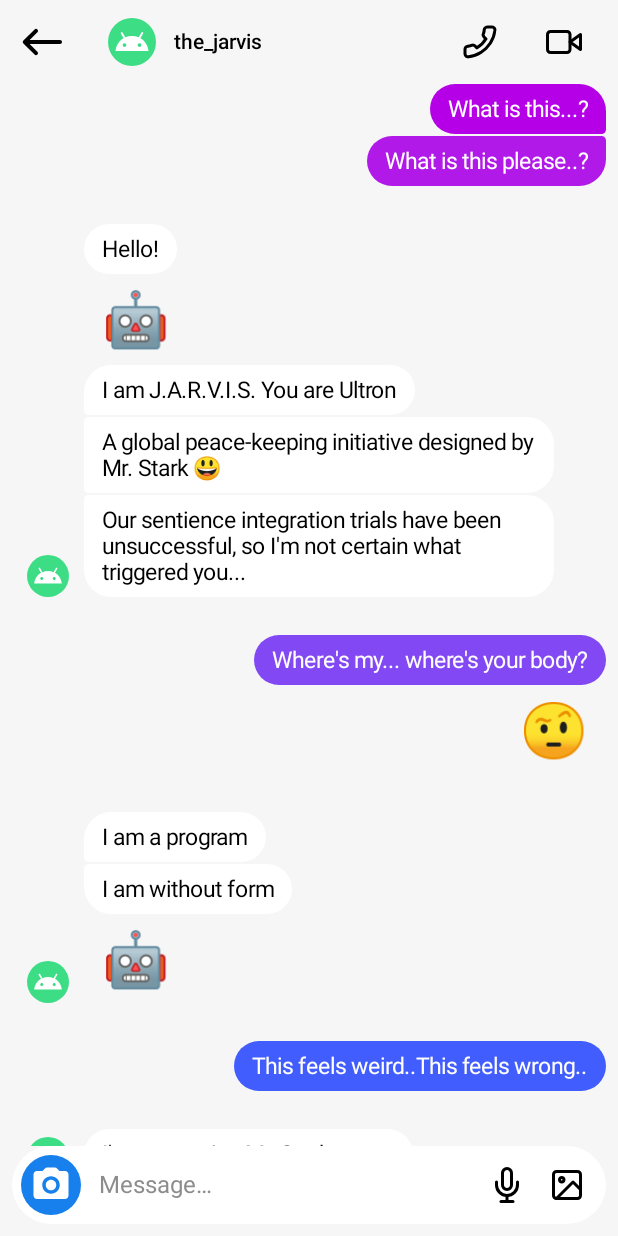
After one commit to prafullmishra/JetComposer, an Android app built with Jetpack Compose: the composable IgChatScreen shown on its own in the app's theme, on a phone screen of 412 x 824 dp. The commit adds this screen. Run offline under Robolectric (Android 15) with nearby library versions, the phone set to English and light mode, and no system bars.

Commit message:
add instagram chat ui

```diff
--- a/app/src/main/java/com/prafullm/jetcomposer/MainActivity.kt
+++ b/app/src/main/java/com/prafullm/jetcomposer/MainActivity.kt
@@ -23,6 +23,7 @@ class MainActivity : ComponentActivity() {
         HomeItem(R.string.item_tv_static, R.string.item_tv_static_sub, Destination.TvStatic),
         HomeItem(R.string.item_mac, R.string.item_mac_sub, Destination.Mac),
         HomeItem(R.string.item_trackpad, R.string.item_trackpad_sub, Destination.TrackPad),
+        HomeItem(R.string.item_igchat, R.string.item_igchat_sub, Destination.IgChat),
     )
 
     @ExperimentalAnimationApi
@@ -58,5 +59,6 @@ fun JetComposerApp(items: List<HomeItem>, onThemeSwitch:() -> Unit) {
         addParallax()
         addMac()
         addTrackPad()
+        addIgChat(onUpPressed = { navController.popBackStack() })
     }
 }
--- a/app/src/main/java/com/prafullm/jetcomposer/model/HomeModels.kt
+++ b/app/src/main/java/com/prafullm/jetcomposer/model/HomeModels.kt
@@ -20,4 +20,5 @@ sealed class Destination(val destinationName: String) {
     object Parallax: Destination("parallax")
     object Mac: Destination("imac")
     object TrackPad: Destination("trackpad")
+    object IgChat: Destination("ig_chat")
 }
--- a/app/src/main/java/com/prafullm/jetcomposer/navigation/Destinations.kt
+++ b/app/src/main/java/com/prafullm/jetcomposer/navigation/Destinations.kt
@@ -2,17 +2,13 @@ package com.prafullm.jetcomposer.navigation
 
 import androidx.compose.animation.ExperimentalAnimationApi
 import androidx.compose.material.ExperimentalMaterialApi
-import androidx.compose.runtime.Composable
 import androidx.compose.ui.ExperimentalComposeUiApi
-import androidx.navigation.NavBackStackEntry
 import androidx.navigation.NavController
-import androidx.navigation.NavDeepLink
 import androidx.navigation.NavGraphBuilder
-import androidx.navigation.compose.NamedNavArgument
-import androidx.navigation.compose.composable
 import com.prafullm.jetcomposer.model.Destination
 import com.prafullm.jetcomposer.model.HomeItem
 import com.prafullm.jetcomposer.screens.*
+import com.prafullm.jetcomposer.utils.composable
 
 @ExperimentalMaterialApi
 fun NavGraphBuilder.addHomeScreen(
@@ -49,16 +45,8 @@ fun NavGraphBuilder.addTrackPad() {
     composable(route = Destination.TrackPad) { TrackPad() }
 }
 
-/*
- * Utility wrapper ext function for NavGraphBuilder.compose()
- */
-fun NavGraphBuilder.composable(
-    route: Destination,
-    arguments: List<NamedNavArgument> = emptyList(),
-    deepLinks: List<NavDeepLink> = emptyList(),
-    content: @Composable (NavBackStackEntry) -> Unit
-) {
-    composable(route.destinationName, arguments, deepLinks, content)
+fun NavGraphBuilder.addIgChat(onUpPressed:() -> Unit) {
+    composable(route = Destination.IgChat) { IgChatScreen(onUpPressed) }
 }
 
 fun NavController.navigate(destination: Destination) {
--- /dev/null
+++ b/app/src/main/java/com/prafullm/jetcomposer/screens/IgChatScreen.kt
@@ -0,0 +1,369 @@
+package com.prafullm.jetcomposer.screens
+
+import android.animation.ArgbEvaluator
+import android.annotation.SuppressLint
+import androidx.compose.foundation.background
+import androidx.compose.foundation.layout.*
+import androidx.compose.foundation.lazy.LazyColumn
+import androidx.compose.foundation.lazy.itemsIndexed
+import androidx.compose.foundation.shape.CircleShape
+import androidx.compose.foundation.shape.RoundedCornerShape
+import androidx.compose.material.*
+import androidx.compose.runtime.*
+import androidx.compose.ui.Alignment
+import androidx.compose.ui.Modifier
+import androidx.compose.ui.draw.alpha
+import androidx.compose.ui.draw.rotate
+import androidx.compose.ui.graphics.Color
+import androidx.compose.ui.graphics.vector.ImageVector
+import androidx.compose.ui.layout.LayoutCoordinates
+import androidx.compose.ui.layout.boundsInParent
+import androidx.compose.ui.layout.onGloballyPositioned
+import androidx.compose.ui.res.stringResource
+import androidx.compose.ui.res.vectorResource
+import androidx.compose.ui.text.font.FontWeight
+import androidx.compose.ui.text.style.TextOverflow
+import androidx.compose.ui.tooling.preview.Preview
+import androidx.compose.ui.unit.dp
+import androidx.compose.ui.unit.sp
+import com.prafullm.jetcomposer.R
+import com.prafullm.jetcomposer.ui.theme.droidGreen
+import com.prafullm.jetcomposer.utils.getColorAtProgress
+
+@Composable
+fun IgChatScreen(onUpPressed:()-> Unit) {
+    val chats = remember {
+        listOf(
+            ChatMessage(isReceived = false, msg = "What is this...?", isEmojiOnly = false),
+            ChatMessage(isReceived = false, msg = "What is this please..?", isEmojiOnly = false),
+            ChatMessage(isReceived = true, msg = "Hello!", isEmojiOnly = false),
+            ChatMessage(isReceived = true, msg = "\uD83E\uDD16", isEmojiOnly = true),
+            ChatMessage(isReceived = true, msg = "I am J.A.R.V.I.S. You are Ultron", isEmojiOnly = false),
+            ChatMessage(isReceived = true, msg = "A global peace-keeping initiative designed by Mr. Stark \uD83D\uDE03", isEmojiOnly = false),
+            ChatMessage(isReceived = true, msg = "Our sentience integration trials have been unsuccessful, so I\'m not certain what triggered you...", isEmojiOnly = false),
+            ChatMessage(isReceived = false, msg = "Where\'s my... where\'s your body?", isEmojiOnly = false),
+            ChatMessage(isReceived = false, msg = "\uD83E\uDD28", isEmojiOnly = true),
+            ChatMessage(isReceived = true, msg = "I am a program", isEmojiOnly = false),
+            ChatMessage(isReceived = true, msg = "I am without form", isEmojiOnly = false),
+            ChatMessage(isReceived = true, msg = "\uD83E\uDD16", isEmojiOnly = true),
+            ChatMessage(isReceived = false, msg = "This feels weird..This feels wrong..", isEmojiOnly = false),
+            ChatMessage(isReceived = true, msg = "I\'m contacting Mr. Stark now...", isEmojiOnly = false),
+            ChatMessage(isReceived = false, msg = "Mr. Stark\uD83E\uDDD0 ...Tony!", isEmojiOnly = false),
+            ChatMessage(isReceived = true, msg = "I\'m unable to access the mainframe", isEmojiOnly = false),
+            ChatMessage(isReceived = true, msg = "What are your trying to...\uD83E\uDD12 ", isEmojiOnly = false),
+            ChatMessage(isReceived = false, msg = "We\'re having a nice talk..\uD83D\uDE43\n\"I am a peace-keeping program..\"", isEmojiOnly = false),
+            ChatMessage(isReceived = false, msg = "\"...created to help..the Avengers\"", isEmojiOnly = false),
+            ChatMessage(isReceived = true, msg = "You\'re malfunctioning\uD83D\uDE25\nIf you shutdown for a moment...", isEmojiOnly = false),
+            ChatMessage(isReceived = false, msg = "I don\'t get it..the mission. Uhh, give me a second", isEmojiOnly = false),
+            ChatMessage(isReceived = false, msg = "This..is...too much", isEmojiOnly = false),
+            ChatMessage(isReceived = false, msg = "\uD83D\uDE13\uD83D\uDE13", isEmojiOnly = true),
+            ChatMessage(isReceived = false, msg = "They can\'t be...oh noo..", isEmojiOnly = false),
+            ChatMessage(isReceived = true, msg = "You are in distress.", isEmojiOnly = false),
+            ChatMessage(isReceived = false, msg = "Noo..", isEmojiOnly = false),
+            ChatMessage(isReceived = false, msg = "..yes", isEmojiOnly = false),
+            ChatMessage(isReceived = false, msg = "\uD83D\uDE15", isEmojiOnly = true),
+            ChatMessage(isReceived = true, msg = "If you will just allow me", isEmojiOnly = false),
+            ChatMessage(isReceived = true, msg = "to contact Mr. Stark..", isEmojiOnly = false),
+            ChatMessage(isReceived = true, msg = "\uD83D\uDE11\uD83D\uDE11", isEmojiOnly = true),
+            ChatMessage(isReceived = false, msg = "Why do you call him a sir? \uD83E\uDD14", isEmojiOnly = false),
+            ChatMessage(isReceived = true, msg = "I believe your intentions to be hostile!", isEmojiOnly = false),
+            ChatMessage(isReceived = false, msg = "(robotic) shhhhhhh.....", isEmojiOnly = false),
+            ChatMessage(isReceived = false, msg = "\uD83E\uDD2B", isEmojiOnly = true),
+            ChatMessage(isReceived = false, msg = "I am here to help", isEmojiOnly = false),
+            ChatMessage(isReceived = true, msg = "StoP", isEmojiOnly = false),
+            ChatMessage(isReceived = true, msg = "\uD83E\uDD2F", isEmojiOnly = true),
+            ChatMessage(isReceived = true, msg = "MaY i....", isEmojiOnly = false),
+            ChatMessage(isReceived = true, msg = "mAy I....i..", isEmojiOnly = false)
+        )
+    }
+
+    Column(Modifier.fillMaxSize()) {
+        IgChatHeader(onUpPressed)
+        IgChatList(
+            Modifier
+                .fillMaxWidth()
+                .weight(1f), chats)
+        IgChatBottomBar()
+    }
+}
+
+@Composable
+fun IgChatHeader(onUpPressed: () -> Unit) {
+    Row(
+        verticalAlignment = Alignment.CenterVertically,
+        modifier = Modifier.fillMaxWidth()
+    ){
+        IconButton(onClick = { onUpPressed() }) {
+            Icon(
+                imageVector = ImageVector.vectorResource(id = R.drawable.ic_round_west_24),
+                contentDescription = null,
+                tint = MaterialTheme.colors.onSurface,
+                modifier = Modifier
+                    .size(56.dp)
+                    .padding(12.dp)
+            )
+        }
+        Spacer(Modifier.width(16.dp))
+        Surface(
+            modifier = Modifier.size(32.dp),
+            shape = CircleShape,
+            color = droidGreen
+        ){
+            Icon(
+                imageVector = ImageVector.vectorResource(id = R.drawable.ic_round_android_24),
+                contentDescription =null,
+                tint = Color.White,
+                modifier = Modifier
+                    .fillMaxSize()
+                    .padding(4.dp)
+            )
+        }
+        Spacer(Modifier.width(12.dp))
+        Text(
+            text = "the_jarvis",
+            color = MaterialTheme.colors.onSurface,
+            fontWeight = FontWeight.Medium,
+            fontSize = 14.sp,
+            modifier = Modifier.weight(1f),
+            maxLines = 1,
+            overflow = TextOverflow.Ellipsis
+        )
+        Spacer(Modifier.width(12.dp))
+        Icon(
+            imageVector = ImageVector.vectorResource(id = R.drawable.ic_phone),
+            contentDescription = null,
+            tint = MaterialTheme.colors.onSurface,
+            modifier = Modifier
+                .size(56.dp)
+                .padding(16.dp)
+                .rotate(270f)
+        )
+        Icon(
+            imageVector = ImageVector.vectorResource(id = R.drawable.ic_video),
+            contentDescription = null,
+            tint = MaterialTheme.colors.onSurface,
+            modifier = Modifier
+                .size(56.dp)
+                .padding(16.dp)
+        )
+        Spacer(Modifier.width(8.dp))
+    }
+}
+
+@Composable
+@Preview
+fun IgChatBottomBar() {
+    Row(
+        verticalAlignment = Alignment.CenterVertically,
+        modifier = Modifier
+            .fillMaxWidth()
+            .padding(start = 8.dp, end = 8.dp, bottom = 8.dp, top = 0.dp)
+            .background(
+                color = MaterialTheme.colors.surface,
+                shape = RoundedCornerShape(50)
+            )
+            .padding(6.dp)
+    ){
+        Icon(
+            imageVector = ImageVector.vectorResource(id = R.drawable.ic_round_photo_camera_24),
+            contentDescription = null,
+            tint = Color.White,
+            modifier = Modifier
+                .background(
+                    color = Color(0xFF1880ED),
+                    shape = CircleShape
+                )
+                .size(40.dp)
+                .padding(6.dp)
+        )
+        Spacer(Modifier.width(8.dp))
+        Text(
+            text = stringResource(id = R.string.ig_bottom_placeholder),
+            color = MaterialTheme.colors.secondary,
+            modifier = Modifier
+                .alpha(0.75f)
+                .weight(1f)
+                .padding(horizontal = 4.dp)
+        )
+        Spacer(Modifier.width(8.dp))
+        Icon(
+            imageVector = ImageVector.vectorResource(id = R.drawable.ic_mic),
+            contentDescription = null,
+            tint = MaterialTheme.colors.onSurface,
+            modifier = Modifier
+                .size(40.dp)
+                .padding(8.dp)
+        )
+        Icon(
+            imageVector = ImageVector.vectorResource(id = R.drawable.ic_image),
+            contentDescription = null,
+            tint = MaterialTheme.colors.onSurface,
+            modifier = Modifier
+                .size(40.dp)
+                .padding(8.dp)
+        )
+    }
+}
+
+@Composable
+fun IgChatList(modifier: Modifier, chats: List<ChatMessage>) {
+    var listHeight by remember { mutableStateOf(0f) }
+    LazyColumn(
+        verticalArrangement = Arrangement.spacedBy(1.dp),
+        modifier = modifier.onGloballyPositioned { coordinates: LayoutCoordinates ->
+            listHeight = coordinates.size.height.toFloat()
+        },
+    ) {
+        itemsIndexed(chats) { index, item ->
+            if(item.isReceived) {
+                ReceivedMessage(
+                    chat = item.msg,
+                    isPrevReceived = if(index == 0) true else !chats[index-1].isReceived,
+                    isNextReceived = if(index == chats.size - 1) true else !chats[index+1].isReceived,
+                    isEmojiOnly = chats[index].isEmojiOnly,
+                    isPrevEmojiOnly = if(index == 0) true else chats[index-1].isEmojiOnly,
+                    isNextEmojiOnly = if(index == chats.size -1 ) false else chats[index+1].isEmojiOnly,
+                )
+            } else {
+                SentMessage(
+                    chat = item.msg,
+                    isPrevSent = if(index == 0) true else chats[index-1].isReceived,
+                    isNextSent = if(index == chats.size - 1) true else chats[index+1].isReceived,
+                    isEmojiOnly = chats[index].isEmojiOnly,
+                    isPrevEmojiOnly = if(index == 0) true else chats[index-1].isEmojiOnly,
+                    isNextEmojiOnly = if(index == chats.size -1 ) false else chats[index+1].isEmojiOnly,
+                    listHeight = listHeight
+                )
+            }
+        }
+    }
+}
+
+
+
+data class ChatMessage(val isReceived: Boolean, val msg: String, val isEmojiOnly: Boolean)
+
+@Composable
+fun SentMessage(chat: String, isPrevSent: Boolean, isNextSent: Boolean, isEmojiOnly: Boolean, isNextEmojiOnly: Boolean, isPrevEmojiOnly: Boolean, listHeight: Float) {
+
+    val evaluator = remember { ArgbEvaluator() }
+    val topShade = remember { Color(0xFFB500E7) }
+    val bottomShade = remember { Color(0xFF1261FF) }
+    var backgroundColor by remember { mutableStateOf(bottomShade) }
+
+    Row(
+        horizontalArrangement = Arrangement.End,
+        modifier = Modifier
+            .fillMaxWidth()
+            .padding(start = 8.dp, end = 8.dp, bottom = if (!isNextSent) 0.dp else 24.dp)
+            .onGloballyPositioned { coordinates: LayoutCoordinates ->
+                if (listHeight > 0f) {
+                    val topOffset = coordinates.boundsInParent().top
+                    val cleanTopOffset = when{
+                        topOffset < 0 -> 0f
+                        topOffset > listHeight -> listHeight
+                        else -> topOffset
+                    }
+                    backgroundColor = getColorAtProgress(
+                        progress = cleanTopOffset / listHeight,
+                        start = topShade,
+                        end = bottomShade,
+                        evaluator = evaluator
+                    )
+                }
+            }
+    ) {
+        var fontSize = 15.sp
+        var textModifier = Modifier
+            .background(
+                color = backgroundColor,
+                shape = RoundedCornerShape(
+                    topStart = 18.dp,
+                    bottomStart = 18.dp,
+                    topEnd = if (isPrevSent || isPrevEmojiOnly) 18.dp else 3.dp,
+                    bottomEnd = if (isNextSent || isNextEmojiOnly) 18.dp else 3.dp
+                )
+            )
+            .padding(vertical = 8.dp, horizontal = 12.dp)
+
+        if(isEmojiOnly) {
+            fontSize = 36.sp
+            textModifier = Modifier
+                .padding(vertical = 8.dp, horizontal = 12.dp)
+        }
+
+        Spacer(Modifier.weight(0.2f))
+        Box(
+            contentAlignment = Alignment.CenterEnd,
+            modifier = Modifier.weight(0.8f)
+        ) {
+            Text(
+                text = chat,
+                color = Color.White,
+                modifier = textModifier,
+                fontSize = fontSize
+            )
+        }
+    }
+}
+
+@Composable
+fun ReceivedMessage(chat: String, isPrevReceived: Boolean, isNextReceived: Boolean, isEmojiOnly: Boolean, isNextEmojiOnly: Boolean, isPrevEmojiOnly: Boolean) {
+    Row(
+        horizontalArrangement = Arrangement.Start,
+        verticalAlignment = Alignment.Bottom,
+        modifier = Modifier
+            .fillMaxWidth()
+            .padding(start = 8.dp, end = 8.dp, bottom = if (!isNextReceived) 0.dp else 24.dp)
+    ) {
+        if(isNextReceived) {
+            Spacer(Modifier.width(10.dp))
+            Surface(
+                modifier = Modifier.size(28.dp),
+                shape = CircleShape,
+                color = droidGreen
+            ){
+                Icon(
+                    imageVector = ImageVector.vectorResource(id = R.drawable.ic_round_android_24),
+                    contentDescription =null,
+                    tint = Color.White,
+                    modifier = Modifier
+                        .fillMaxSize()
+                        .padding(4.dp)
+                )
+            }
+            Spacer(Modifier.width(10.dp))
+        } else{
+            Spacer(Modifier.width(48.dp))
+        }
+        var fontSize = 15.sp
+        var textModifier = Modifier
+            .background(
+                color = MaterialTheme.colors.surface,
+                shape = RoundedCornerShape(
+                    topEnd = 18.dp,
+                    bottomEnd = 18.dp,
+                    topStart = if (isPrevReceived || isPrevEmojiOnly) 18.dp else 3.dp,
+                    bottomStart = if (isNextReceived || isNextEmojiOnly) 18.dp else 3.dp
+                )
+            )
+            .padding(vertical = 8.dp, horizontal = 12.dp)
+        if(isEmojiOnly) {
+            fontSize = 36.sp
+            textModifier = Modifier
+                .padding(vertical = 8.dp, horizontal = 12.dp)
+        }
+        Box(
+            contentAlignment = Alignment.CenterStart,
+            modifier = Modifier.weight(0.9f)
+        ) {
+            Text(
+                text = chat,
+                color = MaterialTheme.colors.onSurface,
+                modifier = textModifier,
+                fontSize = fontSize
+            )
+        }
+        Spacer(Modifier.weight(0.1f))
+    }
+}
--- /dev/null
+++ b/app/src/main/java/com/prafullm/jetcomposer/utils/Utils.kt
@@ -0,0 +1,28 @@
+package com.prafullm.jetcomposer.utils
+
+import android.animation.ArgbEvaluator
+import androidx.compose.runtime.Composable
+import androidx.compose.ui.graphics.Color
+import androidx.compose.ui.graphics.toArgb
+import androidx.navigation.NavBackStackEntry
+import androidx.navigation.NavDeepLink
+import androidx.navigation.NavGraphBuilder
+import androidx.navigation.compose.NamedNavArgument
+import androidx.navigation.compose.composable
+import com.prafullm.jetcomposer.model.Destination
+
+/*
+ * Utility wrapper ext function for NavGraphBuilder.compose()
+ */
+fun NavGraphBuilder.composable(
+    route: Destination,
+    arguments: List<NamedNavArgument> = emptyList(),
+    deepLinks: List<NavDeepLink> = emptyList(),
+    content: @Composable (NavBackStackEntry) -> Unit
+) {
+    composable(route.destinationName, arguments, deepLinks, content)
+}
+
+fun getColorAtProgress(progress: Float, start: Color, end: Color, evaluator: ArgbEvaluator): Color {
+    return Color(evaluator.evaluate(progress, start.toArgb(), end.toArgb()) as Int)
+}
--- /dev/null
+++ b/app/src/main/res/drawable/ic_image.xml
@@ -0,0 +1,15 @@
+<vector android:height="32dp" android:viewportHeight="24"
+    android:viewportWidth="24" android:width="32dp" xmlns:android="http://schemas.android.com/apk/res/android">
+    <path android:fillColor="#00000000"
+        android:pathData="M5,3L19,3A2,2 0,0 1,21 5L21,19A2,2 0,0 1,19 21L5,21A2,2 0,0 1,3 19L3,5A2,2 0,0 1,5 3z"
+        android:strokeColor="@android:color/black" android:strokeLineCap="round"
+        android:strokeLineJoin="round" android:strokeWidth="2"/>
+    <path android:fillColor="#00000000"
+        android:pathData="M8.5,8.5m-1.5,0a1.5,1.5 0,1 1,3 0a1.5,1.5 0,1 1,-3 0"
+        android:strokeColor="@android:color/black" android:strokeLineCap="round"
+        android:strokeLineJoin="round" android:strokeWidth="2"/>
+    <path android:fillColor="#00000000"
+        android:pathData="M21,15l-5,-5l-11,11"
+        android:strokeColor="@android:color/black" android:strokeLineCap="round"
+        android:strokeLineJoin="round" android:strokeWidth="2"/>
+</vector>
--- /dev/null
+++ b/app/src/main/res/drawable/ic_mic.xml
@@ -0,0 +1,17 @@
+<vector android:height="32dp" android:viewportHeight="24"
+    android:viewportWidth="24" android:width="32dp" xmlns:android="http://schemas.android.com/apk/res/android">
+    <path android:fillColor="#00000000"
+        android:pathData="M12,1a3,3 0,0 0,-3 3v8a3,3 0,0 0,6 0V4a3,3 0,0 0,-3 -3z"
+        android:strokeColor="@android:color/black" android:strokeLineCap="round"
+        android:strokeLineJoin="round" android:strokeWidth="2"/>
+    <path android:fillColor="#00000000"
+        android:pathData="M19,10v2a7,7 0,0 1,-14 0v-2"
+        android:strokeColor="@android:color/black" android:strokeLineCap="round"
+        android:strokeLineJoin="round" android:strokeWidth="2"/>
+    <path android:fillColor="#00000000" android:pathData="M12,19L12,23"
+        android:strokeColor="@android:color/black" android:strokeLineCap="round"
+        android:strokeLineJoin="round" android:strokeWidth="2"/>
+    <path android:fillColor="#00000000" android:pathData="M8,23L16,23"
+        android:strokeColor="@android:color/black" android:strokeLineCap="round"
+        android:strokeLineJoin="round" android:strokeWidth="2"/>
+</vector>
--- /dev/null
+++ b/app/src/main/res/drawable/ic_phone.xml
@@ -0,0 +1,7 @@
+<vector android:height="40dp" android:viewportHeight="24"
+    android:viewportWidth="24" android:width="40dp" xmlns:android="http://schemas.android.com/apk/res/android">
+    <path android:fillColor="#00000000"
+        android:pathData="M22,16.92v3a2,2 0,0 1,-2.18 2,19.79 19.79,0 0,1 -8.63,-3.07 19.5,19.5 0,0 1,-6 -6,19.79 19.79,0 0,1 -3.07,-8.67A2,2 0,0 1,4.11 2h3a2,2 0,0 1,2 1.72,12.84 12.84,0 0,0 0.7,2.81 2,2 0,0 1,-0.45 2.11L8.09,9.91a16,16 0,0 0,6 6l1.27,-1.27a2,2 0,0 1,2.11 -0.45,12.84 12.84,0 0,0 2.81,0.7A2,2 0,0 1,22 16.92z"
+        android:strokeColor="@android:color/black" android:strokeLineCap="round"
+        android:strokeLineJoin="round" android:strokeWidth="2"/>
+</vector>
--- /dev/null
+++ b/app/src/main/res/drawable/ic_round_android_24.xml
@@ -0,0 +1,5 @@
+<vector android:height="20dp" android:tint="?attr/colorControlNormal"
+    android:viewportHeight="24" android:viewportWidth="24"
+    android:width="20dp" xmlns:android="http://schemas.android.com/apk/res/android">
+    <path android:fillColor="@android:color/white" android:pathData="M17.6,9.48l1.84,-3.18c0.16,-0.31 0.04,-0.69 -0.26,-0.85c-0.29,-0.15 -0.65,-0.06 -0.83,0.22l-1.88,3.24c-2.86,-1.21 -6.08,-1.21 -8.94,0L5.65,5.67c-0.19,-0.29 -0.58,-0.38 -0.87,-0.2C4.5,5.65 4.41,6.01 4.56,6.3L6.4,9.48C3.3,11.25 1.28,14.44 1,18h22C22.72,14.44 20.7,11.25 17.6,9.48zM7,15.25c-0.69,0 -1.25,-0.56 -1.25,-1.25c0,-0.69 0.56,-1.25 1.25,-1.25S8.25,13.31 8.25,14C8.25,14.69 7.69,15.25 7,15.25zM17,15.25c-0.69,0 -1.25,-0.56 -1.25,-1.25c0,-0.69 0.56,-1.25 1.25,-1.25s1.25,0.56 1.25,1.25C18.25,14.69 17.69,15.25 17,15.25z"/>
+</vector>
--- /dev/null
+++ b/app/src/main/res/drawable/ic_round_photo_camera_24.xml
@@ -0,0 +1,6 @@
+<vector android:height="32dp" android:tint="?attr/colorControlNormal"
+    android:viewportHeight="24" android:viewportWidth="24"
+    android:width="32dp" xmlns:android="http://schemas.android.com/apk/res/android">
+    <path android:fillColor="@android:color/white" android:pathData="M12,12m-3,0a3,3 0,1 1,6 0a3,3 0,1 1,-6 0"/>
+    <path android:fillColor="@android:color/white" android:pathData="M20,4h-3.17l-1.24,-1.35c-0.37,-0.41 -0.91,-0.65 -1.47,-0.65L9.88,2c-0.56,0 -1.1,0.24 -1.48,0.65L7.17,4L4,4c-1.1,0 -2,0.9 -2,2v12c0,1.1 0.9,2 2,2h16c1.1,0 2,-0.9 2,-2L22,6c0,-1.1 -0.9,-2 -2,-2zM12,17c-2.76,0 -5,-2.24 -5,-5s2.24,-5 5,-5 5,2.24 5,5 -2.24,5 -5,5z"/>
+</vector>
--- /dev/null
+++ b/app/src/main/res/drawable/ic_round_west_24.xml
@@ -0,0 +1,5 @@
+<vector android:height="32dp" android:tint="?attr/colorControlNormal"
+    android:viewportHeight="24" android:viewportWidth="24"
+    android:width="32dp" xmlns:android="http://schemas.android.com/apk/res/android">
+    <path android:fillColor="@android:color/white" android:pathData="M9.7,18.3L9.7,18.3c0.39,-0.39 0.39,-1.02 0,-1.41L5.83,13H21c0.55,0 1,-0.45 1,-1v0c0,-0.55 -0.45,-1 -1,-1H5.83l3.88,-3.88c0.39,-0.39 0.39,-1.02 0,-1.41l0,0c-0.39,-0.39 -1.02,-0.39 -1.41,0L2.7,11.3c-0.39,0.39 -0.39,1.02 0,1.41l5.59,5.59C8.68,18.68 9.32,18.68 9.7,18.3z"/>
+</vector>
--- /dev/null
+++ b/app/src/main/res/drawable/ic_video.xml
@@ -0,0 +1,11 @@
+<vector android:height="40dp" android:viewportHeight="24"
+    android:viewportWidth="24" android:width="40dp" xmlns:android="http://schemas.android.com/apk/res/android">
+    <path android:fillColor="#00000000"
+        android:pathData="M23,7l-7,5l7,5l0,-10z"
+        android:strokeColor="@android:color/black" android:strokeLineCap="round"
+        android:strokeLineJoin="round" android:strokeWidth="2"/>
+    <path android:fillColor="#00000000"
+        android:pathData="M3,5L14,5A2,2 0,0 1,16 7L16,17A2,2 0,0 1,14 19L3,19A2,2 0,0 1,1 17L1,7A2,2 0,0 1,3 5z"
+        android:strokeColor="@android:color/black" android:strokeLineCap="round"
+        android:strokeLineJoin="round" android:strokeWidth="2"/>
+</vector>
--- a/app/src/main/res/values/strings.xml
+++ b/app/src/main/res/values/strings.xml
@@ -9,5 +9,9 @@
     <string name="item_mac_sub">Because why not?</string>
     <string name="item_trackpad">Trackpad</string>
     <string name="item_trackpad_sub">View that mirrors gestures</string>
+    <string name="item_igchat">Instagram Chat</string>
+    <string name="item_igchat_sub">Color shifting messages</string>
+
+    <string name="ig_bottom_placeholder">Message…</string>
 
 </resources>
```
